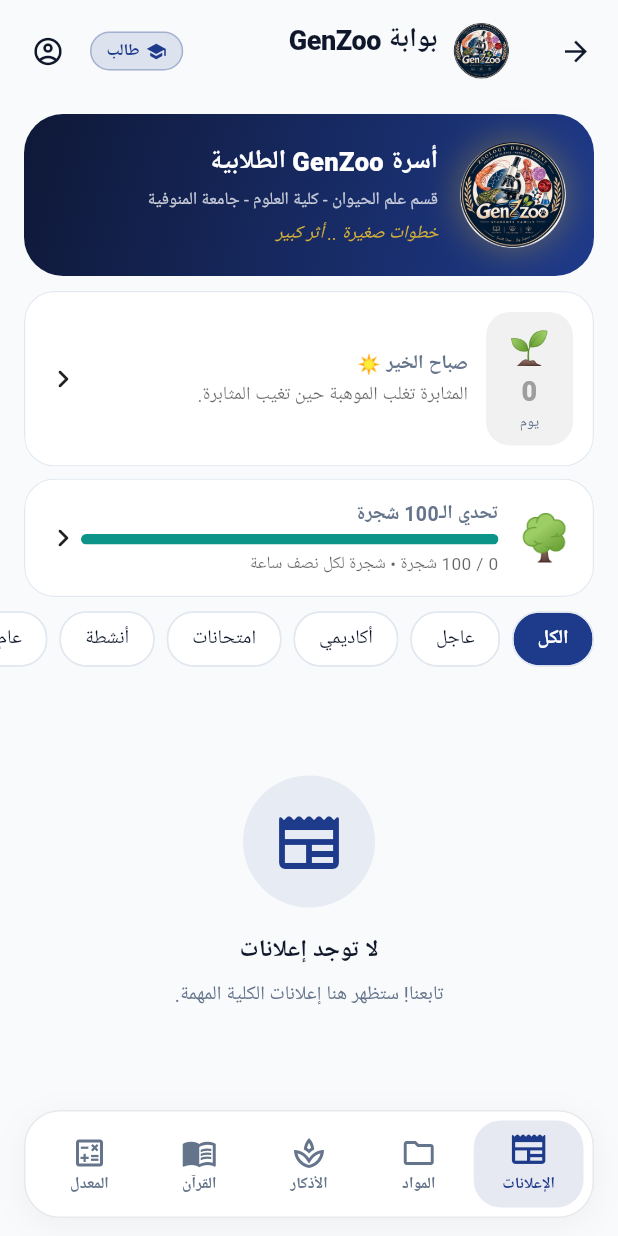
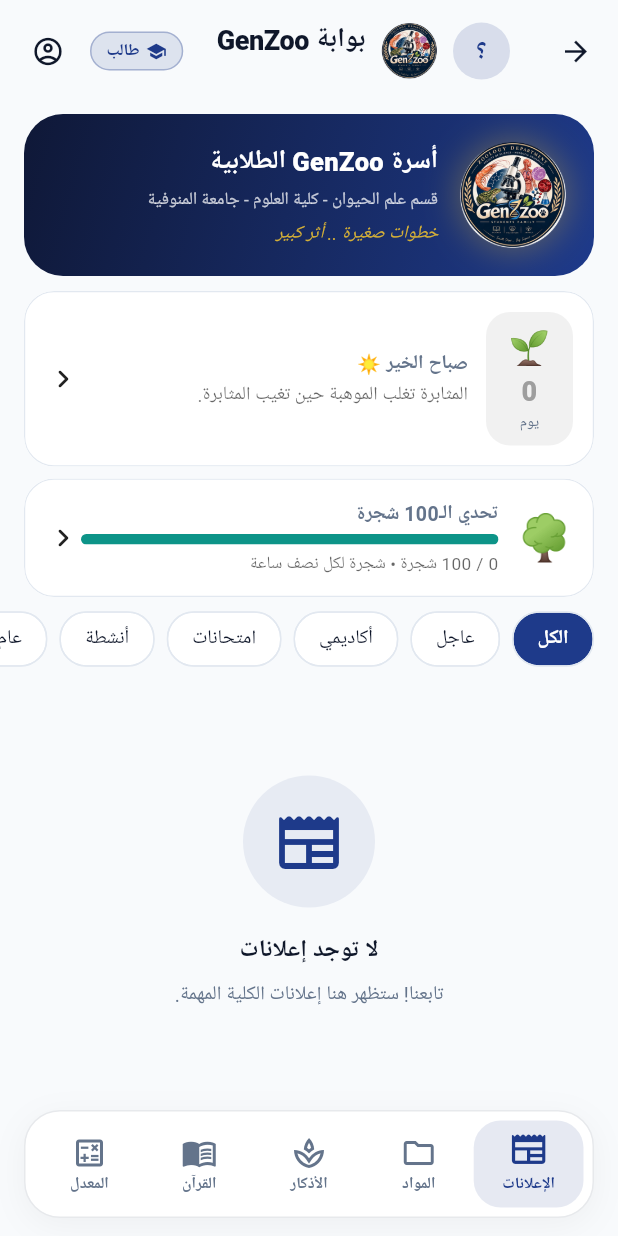
Before and after one commit to gamalzakareya6-star/GenZoo-app, a Flutter app: the MainNavigationScreen screen opened directly, on a phone screen of 412 x 824 dp. Run offline on Flutter 3.47's test engine with Material 3 defaults, Android fonts, the phone set to English and light mode, and no system bars; our stand-ins replace audioplayers, cloud_firestore, file_picker, firebase_auth, firebase_core, firebase_messaging and 14 more; missing offline and left inert: background_downloader, pdfx, record; accounts and stored records are empty; Roboto replaces fonts that are missing (Cairo).

Commit message:
Show student avatar in main app header

```diff
--- a/lib/screens/main_navigation_screen.dart
+++ b/lib/screens/main_navigation_screen.dart
@@ -71,6 +71,8 @@
       appBar: AppBar(
         title: Row(
           children: [
+            UserAvatar(name: user.displayName, photoUrl: user.photoUrl, uid: user.uid, radius: 19),
+            const SizedBox(width: 10),
             const AppLogo(size: 38, hero: true),
             const SizedBox(width: 10),
             Column(
```
